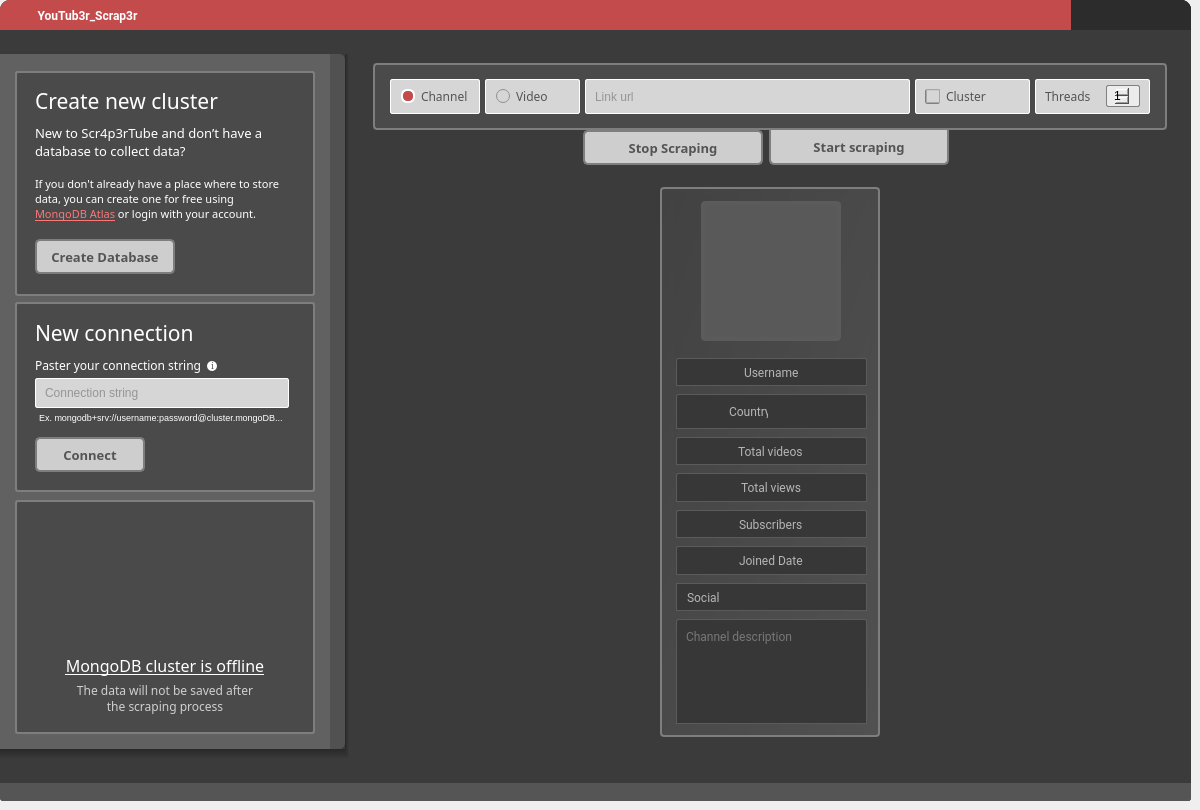
T4M1Z/GUI-PyQT5-Youtub3r_Scrap3r, file ui/third_gui_style_up.ui: the form before one commit.
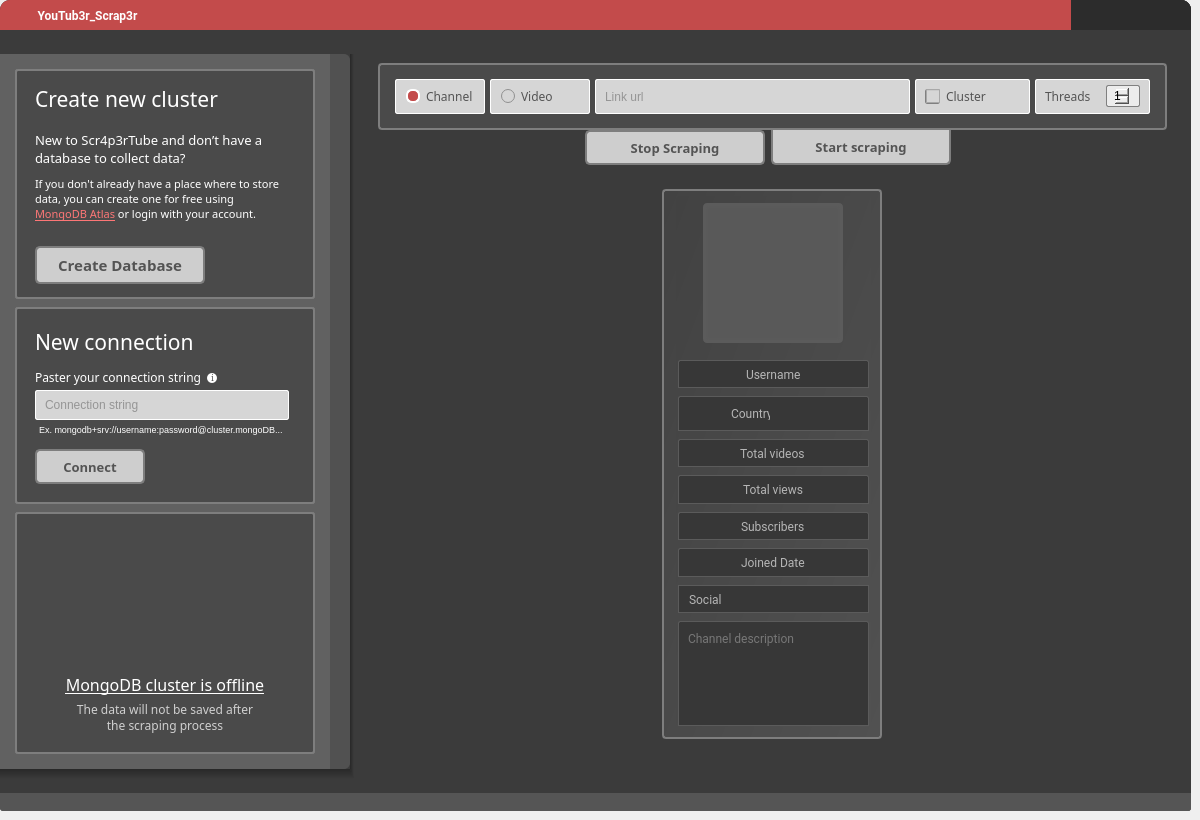
The form after the commit. Icons and pictures are not drawn.

Patch:
```diff
--- a/ui/third_gui_style_up.ui
+++ b/ui/third_gui_style_up.ui
@@ -7,7 +7,7 @@
     <x>0</x>
     <y>0</y>
     <width>1200</width>
-    <height>810</height>
+    <height>820</height>
    </rect>
   </property>
   <property name="sizePolicy">
@@ -19,7 +19,7 @@
   <property name="minimumSize">
    <size>
     <width>1200</width>
-    <height>810</height>
+    <height>820</height>
    </size>
   </property>
   <property name="maximumSize">
@@ -689,6 +689,12 @@
           </property>
           <item>
            <widget class="QFrame" name="frame_25">
+            <property name="minimumSize">
+             <size>
+              <width>0</width>
+              <height>740</height>
+             </size>
+            </property>
             <property name="frameShape">
              <enum>QFrame::StyledPanel</enum>
             </property>
@@ -710,7 +716,7 @@
                <property name="minimumSize">
                 <size>
                  <width>0</width>
-                 <height>670</height>
+                 <height>725</height>
                 </size>
                </property>
                <property name="styleSheet">
@@ -796,13 +802,13 @@
                      <property name="minimumSize">
                       <size>
                        <width>0</width>
-                       <height>225</height>
+                       <height>230</height>
                       </size>
                      </property>
                      <property name="maximumSize">
                       <size>
                        <width>330</width>
-                       <height>220</height>
+                       <height>230</height>
                       </size>
                      </property>
                      <property name="styleSheet">
@@ -820,10 +826,10 @@
                      </property>
                      <layout class="QVBoxLayout" name="verticalLayout_4" stretch="0,0,0,0">
                       <property name="spacing">
-                       <number>0</number>
+                       <number>7</number>
                       </property>
                       <property name="bottomMargin">
-                       <number>11</number>
+                       <number>4</number>
                       </property>
                       <item>
                        <widget class="QFrame" name="frame_7">
@@ -942,7 +948,7 @@
                             <string notr="true">color:white</string>
                            </property>
                            <property name="text">
-                            <string>&lt;html&gt;&lt;head/&gt;&lt;body&gt;&lt;br/&gt;If you don't already have a place where to store&lt;br/&gt;data, you can create one for free using &lt;br&gt;&lt;span style=&quot; text-decoration: underline; color:#fd7676;&quot;&gt;MongoDB Atlas&lt;/span&gt; or login with your account.&lt;br/&gt;&lt;/body&gt;&lt;/html&gt;</string>
+                            <string>&lt;html&gt;&lt;head/&gt;&lt;body&gt;If you don't already have a place where to store&lt;br/&gt;data, you can create one for free using &lt;br&gt;&lt;span style=&quot; text-decoration: underline; color:#fd7676;&quot;&gt;MongoDB Atlas&lt;/span&gt; or login with your account.&lt;br/&gt;&lt;/body&gt;&lt;/html&gt;</string>
                            </property>
                           </widget>
                          </item>
@@ -965,20 +971,20 @@
                           <widget class="QPushButton" name="start_scraping_btn_2">
                            <property name="minimumSize">
                             <size>
-                             <width>140</width>
-                             <height>35</height>
+                             <width>170</width>
+                             <height>38</height>
                             </size>
                            </property>
                            <property name="maximumSize">
                             <size>
-                             <width>140</width>
-                             <height>35</height>
+                             <width>170</width>
+                             <height>38</height>
                             </size>
                            </property>
                            <property name="font">
                             <font>
                              <family>Segoe UI Semibold</family>
-                             <pointsize>10</pointsize>
+                             <pointsize>11</pointsize>
                              <weight>75</weight>
                              <bold>true</bold>
                             </font>
@@ -1029,7 +1035,7 @@
                      <property name="maximumSize">
                       <size>
                        <width>330</width>
-                       <height>191</height>
+                       <height>200</height>
                       </size>
                      </property>
                      <property name="styleSheet">
@@ -1403,7 +1409,7 @@
                      <property name="minimumSize">
                       <size>
                        <width>0</width>
-                       <height>0</height>
+                       <height>242</height>
                       </size>
                      </property>
                      <property name="styleSheet">
@@ -1585,13 +1591,13 @@
                   </property>
                   <property name="minimumSize">
                    <size>
-                    <width>15</width>
+                    <width>20</width>
                     <height>0</height>
                    </size>
                   </property>
                   <property name="maximumSize">
                    <size>
-                    <width>15</width>
+                    <width>20</width>
                     <height>16777215</height>
                    </size>
                   </property>
@@ -1781,7 +1787,7 @@
                         </property>
                         <property name="maximumSize">
                          <size>
-                          <width>95</width>
+                          <width>100</width>
                           <height>35</height>
                          </size>
                         </property>
@@ -1830,7 +1836,7 @@
                         </property>
                         <property name="maximumSize">
                          <size>
-                          <width>95</width>
+                          <width>100</width>
                           <height>35</height>
                          </size>
                         </property>
@@ -2050,6 +2056,18 @@
                          </property>
                          <item>
                           <widget class="QLabel" name="label_2">
+                           <property name="minimumSize">
+                            <size>
+                             <width>65</width>
+                             <height>0</height>
+                            </size>
+                           </property>
+                           <property name="maximumSize">
+                            <size>
+                             <width>16777215</width>
+                             <height>16777215</height>
+                            </size>
+                           </property>
                            <property name="font">
                             <font>
                              <family>Segoe UI Semibold</family>
```
